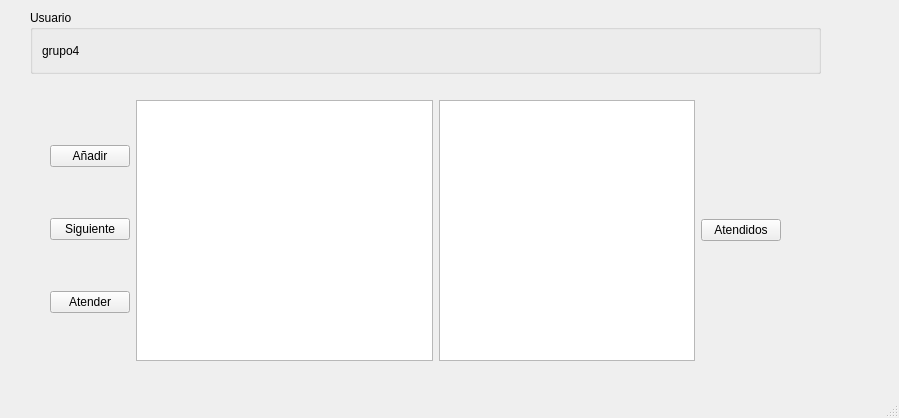
Before: the Qt Designer form TP-1-Programacion/mainwindow.ui in AdrielJE/Trabajo-Practico-2.0, drawn with Qt 5.
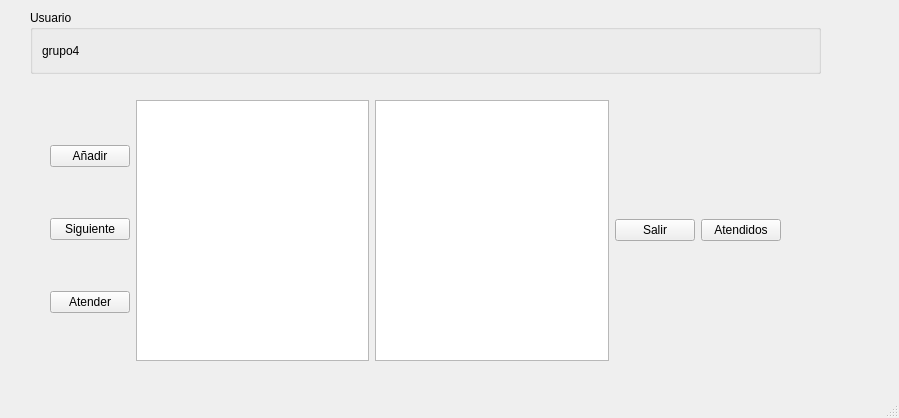
After: the same form once the commit is applied.

What changed in the file:
```diff
--- a/TP-1-Programacion/mainwindow.ui
+++ b/TP-1-Programacion/mainwindow.ui
@@ -93,6 +93,13 @@
          <item>
           <widget class="QListWidget" name="listMovimientos_2"/>
          </item>
+         <item>
+          <widget class="QPushButton" name="btnSalir">
+           <property name="text">
+            <string>Salir</string>
+           </property>
+          </widget>
+         </item>
          <item>
           <widget class="QPushButton" name="btnAtendidos">
            <property name="text">
```
Left out of the diff: 2 changed lines with no effect on the pictures.
